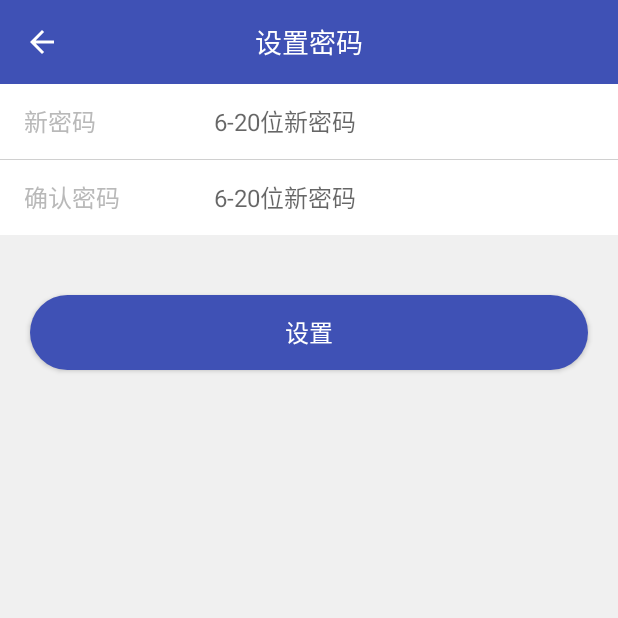
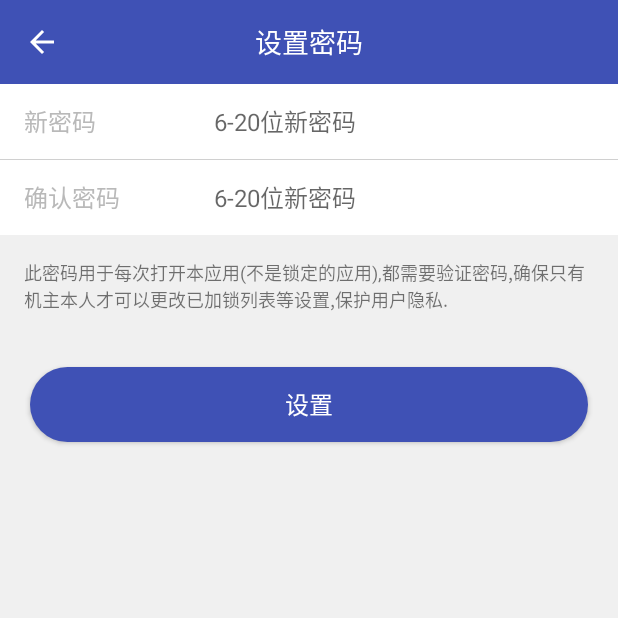
Before and after one commit to reyzarc/Locki, an Android app: the screen it shows after launch (SafeguardActivity), on a phone screen of 412 x 824 dp, the top half of it. Run offline under Robolectric (Android 15) with nearby library versions, the phone set to English and light mode, and no system bars; our stand-ins replace ButterKnife; libraries missing offline, so code that uses them is left out: de.halfbit.pinnedsection; 2 statements that could not run were skipped.

```diff
--- a/app/src/main/java/com/xtec/locki/activity/MainActivity.java
+++ b/app/src/main/java/com/xtec/locki/activity/MainActivity.java
@@ -68,7 +68,8 @@ public class MainActivity extends BaseActivity implements RadioGroup.OnCheckedCh
     private List<String> mLockList = new ArrayList<>();
     private boolean hasList;
 
-    private FastDialog mDialog;
+    private FastDialog mServiceEnableDialog;
+    private FastDialog mDeviceManageDialog;
     private Gson mGson;
     private final int REQUEST_GESTURE = 1;
     private final int REQUEST_NUMBER = 2;
@@ -156,7 +157,10 @@ public class MainActivity extends BaseActivity implements RadioGroup.OnCheckedCh
     }
 
     private void showEnableDialog() {
-        new FastDialog(this)
+        if (mDeviceManageDialog != null && mDeviceManageDialog.isShowing()) {
+            return;
+        }
+        mDeviceManageDialog  =  new FastDialog(this)
                 .setTitle("激活设备管理器")
                 .setContent("使用锁屏需要激活设备管理器功能,请按提示操作")
                 .setNegativeButton("取消", new FastDialog.OnClickListener() {
@@ -172,7 +176,8 @@ public class MainActivity extends BaseActivity implements RadioGroup.OnCheckedCh
                         i.putExtra(DevicePolicyManager.EXTRA_DEVICE_ADMIN, componentName);//注册系统组件
                         startActivity(i);
                     }
-                }).create().show();
+                }).create();
+        mDeviceManageDialog.show();
     }
 
     @Override
@@ -194,10 +199,10 @@ public class MainActivity extends BaseActivity implements RadioGroup.OnCheckedCh
 
     private void checkServiceEnable() {
         if (!AppUtil.isAccessibilitySettingsOn(this, LockService.class)) {
-            if (mDialog != null && mDialog.isShowing()) {
+            if (mServiceEnableDialog != null && mServiceEnableDialog.isShowing()) {
                 return;
             }
-            mDialog = new FastDialog(this)
+            mServiceEnableDialog = new FastDialog(this)
                     .setTitle("提示")
                     .setContent("应用锁需要开启辅助功能才能正常运行,请前往设置->无障碍或者设置->高级->辅助功能中,找到LockService并开启)")
                     .setPositiveButton("前往设置", new FastDialog.OnClickListener() {
@@ -214,7 +219,7 @@ public class MainActivity extends BaseActivity implements RadioGroup.OnCheckedCh
                             finish();
                         }
                     }).create();
-            mDialog.show();
+            mServiceEnableDialog.show();
         }
     }
 
--- a/app/src/main/res/layout/activity_safeguard.xml
+++ b/app/src/main/res/layout/activity_safeguard.xml
@@ -77,11 +77,18 @@
 
     </LinearLayout>
 
+    <TextView
+        android:layout_width="match_parent"
+        android:layout_height="wrap_content"
+        android:padding="16dp"
+        android:textSize="12sp"
+        android:text="此密码用于每次打开本应用(不是锁定的应用),都需要验证密码,确保只有机主本人才可以更改已加锁列表等设置,保护用户隐私."/>
+
 
     <Button
         android:id="@+id/btn_confirm"
         style="@style/orange_btn_style"
-        android:layout_marginTop="40dp"
+        android:layout_marginTop="20dp"
         android:text="设置"/>
 
 </LinearLayout>
--- a/app/src/main/res/values/strings.xml
+++ b/app/src/main/res/values/strings.xml
@@ -14,6 +14,6 @@
     <string name="create_gesture_confirm_error">与上次绘制不一致,请重新绘制</string>
     <string name="create_gesture_confirm_correct">设置成功</string>
     <string name="date_and_week">%1$s月%2$s日 星期%3$s</string>
-    <string name="verify_tips">验证失败,还剩 %s 次机会</string>
-    <string name="verify_time">密码错误次数太多,请 %s 秒后重试</string>
+    <string name="verify_tips">验证失败,还剩 %d 次机会</string>
+    <string name="verify_time">密码错误次数太多,请 %s 后重试</string>
 </resources>
```
Also changed, not shown: app/src/main/java/com/xtec/locki/activity/VerifyIdentityActivity.java (+20 -6 lines), app/src/main/java/com/xtec/locki/utils/DateUtils.java (+36 -16 lines).
